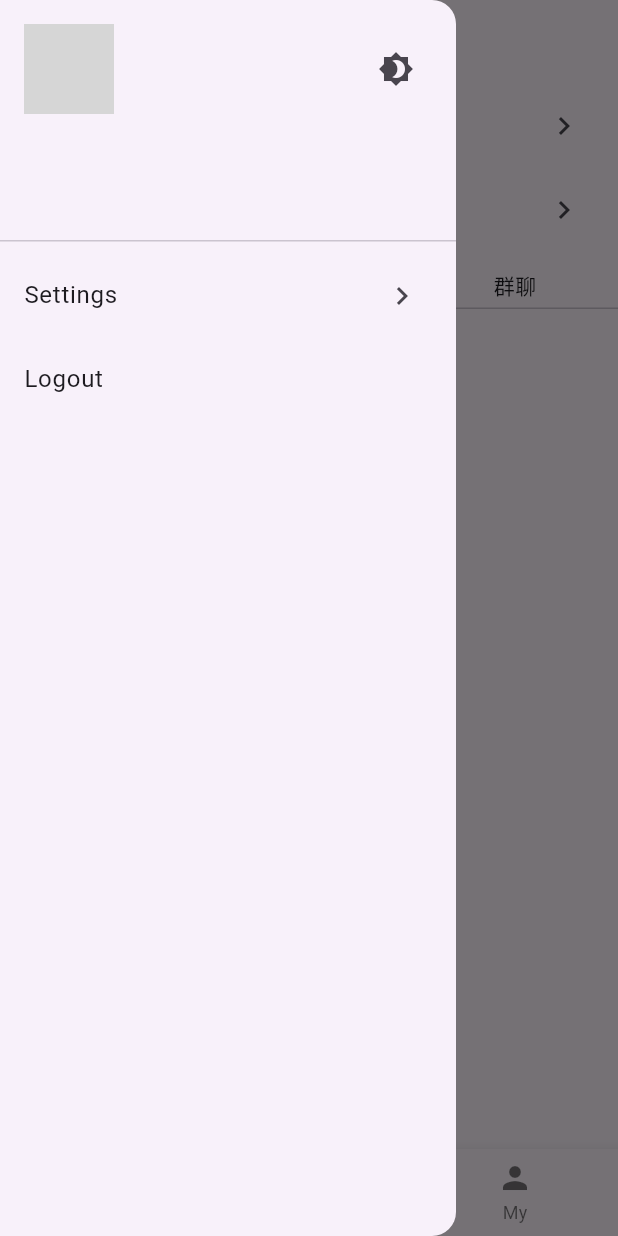
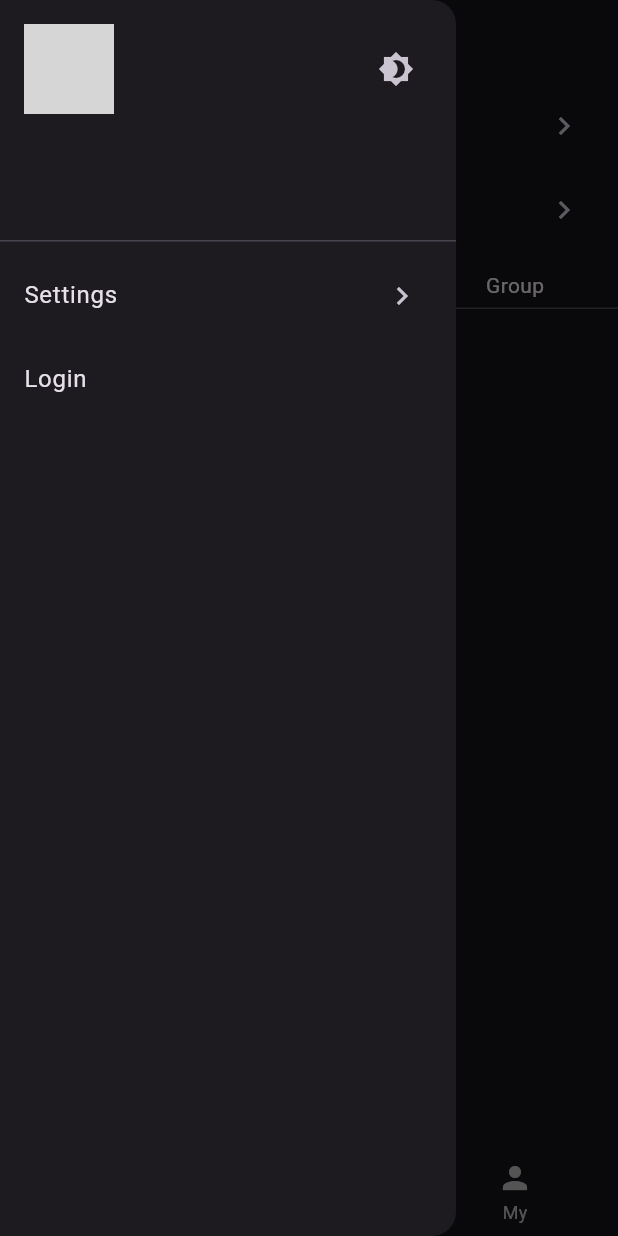
Before and after one commit to qianshipoi/QianShiChat.Client.Flutter, a Flutter app: the HomePage screen opened directly, item 2 of the bottom bar chosen, in the side drawer, after a tap on the "brightness 4" icon, on a phone screen of 412 x 824 dp. Run offline on Flutter 3.47's test engine with Material 2 defaults, Android fonts, the phone set to English and light mode, and no system bars; our stand-ins replace connectivity_plus, dio, get, logger, photo_view, shared_preferences and 1 more; missing offline and left inert: signalr_netcore; accounts and stored records are empty; network calls fail; grey boxes are pictures that could not be loaded.

Commit message:
style: clean code

```diff
--- a/lib/constants.dart
+++ b/lib/constants.dart
@@ -12,3 +12,13 @@ class ApiContants {
   static String clientType = "flutter_${Platform.operatingSystem}";
   static const accessTokenHeaderKey = "x-access-token";
 }
+
+class RouterContants {
+  static const settings = "/settings";
+  static const login = "/login";
+  static const register = "/register";
+  static const chat = "/chat";
+  static const userProfile = "/user_profile";
+  static const newFriend = "/new_friend";
+  static const groupNotice = "/group_notice";
+}
--- a/lib/locale/globalization.dart
+++ b/lib/locale/globalization.dart
@@ -1,4 +1,24 @@
 class Globalization {
+  static const String settings = "settings";
+  static const String message = "message";
+  static const String my = "my";
+  static const String contacts = "contacts";
+
+  static const String logout = "logout";
+
+  static const String userProfile = "userProfile";
+  static const String sendMessage = "sendMessage";
+  static const String addFriend = "addFriend";
+  static const String newFriend = "newFriend";
+  static const String groupNotice = "groupNotice";
+
+  static const String firend = "firend";
+  static const String grouping = "grouping";
+  static const String group = "group";
+
+  static const String online = "online";
+  static const String offline = "offline";
+
   static const String language = "language";
   static const String english = "english";
   static const String otherAccountLogin = "otherAccountLogin";
@@ -10,14 +30,19 @@ class Globalization {
   static const String noAccount = "noAccount";
   static const String clickToRegister = "clickToRegister";
 
+  static const String useDarkTheme = "useDarkTheme";
+  static const String useSystemTheme = "useSystemTheme";
+
   static const String accountCanNotBeEmpty = "accountCanNotBeEmpty";
   static const String accountIsTooShort = "accountIsTooShort";
   static const String passwordCanNotBeEmpty = "passwordCanNotBeEmpty";
 
   static const String actionCancel = "actionCancel";
+  static const String actionDownload = "actionDownload";
 
   static const String error = "error";
   static const String errorNetwork = "errorNetwork";
   static const String errorAccountNoExistsOrIncorrectPassword =
       "errorAccountNoExistsOrIncorrectPassword";
+  static const String errorUserNotExists = "errorUserNotExists";
 }
--- a/lib/locale/locale_message.dart
+++ b/lib/locale/locale_message.dart
@@ -23,6 +23,23 @@ class LocaleMessage extends Translations {
           Globalization.passwordCanNotBeEmpty: "password can not be empty",
           Globalization.actionCancel: "cancel",
           Globalization.error: "Error",
+          Globalization.useDarkTheme: "use dark theme",
+          Globalization.useSystemTheme: "use system theme",
+          Globalization.settings: "Settings",
+          Globalization.message: "Message",
+          Globalization.logout: "Logout",
+          Globalization.my: "My",
+          Globalization.contacts: "Contacts",
+          Globalization.actionDownload: "Download",
+          Globalization.errorUserNotExists: "User not exists",
+          Globalization.userProfile: "User Profile",
+          Globalization.sendMessage: "Send Message",
+          Globalization.addFriend: "Add Friend",
+          Globalization.newFriend: "New Friend",
+          Globalization.groupNotice: "Group Notice",
+          Globalization.firend: "Friend",
+          Globalization.grouping: "Grouping",
+          Globalization.group: "Group",
         },
         "zh_CN": {
           Globalization.language: "语言",
@@ -42,6 +59,23 @@ class LocaleMessage extends Translations {
           Globalization.passwordCanNotBeEmpty: "密码不能为空",
           Globalization.actionCancel: "取消",
           Globalization.error: "错误",
+          Globalization.useDarkTheme: "使用暗黑主题",
+          Globalization.useSystemTheme: "使用系统主题",
+          Globalization.settings: "设置",
+          Globalization.message: "消息",
+          Globalization.logout: "登出",
+          Globalization.my: "我的",
+          Globalization.contacts: "联系人",
+          Globalization.actionDownload: "下载",
+          Globalization.errorUserNotExists: "用户不存在",
+          Globalization.userProfile: "用户资料",
+          Globalization.sendMessage: "发消息",
+          Globalization.addFriend: "添加好友",
+          Globalization.newFriend: "新朋友",
+          Globalization.groupNotice: "群通知",
+          Globalization.firend: "好友",
+          Globalization.grouping: "分组",
+          Globalization.group: "群聊",
         },
       };
 }
--- a/lib/pages/contacts/friends_page.dart
+++ b/lib/pages/contacts/friends_page.dart
@@ -1,5 +1,6 @@
 import 'package:flutter/material.dart';
 import 'package:get/get.dart';
+import 'package:qianshi_chat/constants.dart';
 import 'package:qianshi_chat/models/userinfo.dart';
 import 'package:qianshi_chat/stores/friends_controller.dart';
 import 'package:qianshi_chat/stores/rooms_controller.dart';
@@ -36,7 +37,8 @@ class _FriendsPageState extends State<FriendsPage> {
             subtitle: _buildOnlineStatus(users[index]),
             trailing: const Icon(Icons.keyboard_arrow_right),
             onTap: () {
-              Get.toNamed('/user_profile', arguments: users[index].id);
+              Get.toNamed(RouterContants.userProfile,
+                  arguments: users[index].id);
             },
           );
         });
--- a/lib/pages/file_download_page.dart
+++ b/lib/pages/file_download_page.dart
@@ -1,5 +1,6 @@
 import 'package:flutter/material.dart';
 import 'package:get/get.dart';
+import 'package:qianshi_chat/locale/globalization.dart';
 import 'package:qianshi_chat/models/attachment.dart';
 
 class FileDownloadPage extends StatefulWidget {
@@ -24,7 +25,7 @@ class _FileDownloadPageState extends State<FileDownloadPage> {
           ElevatedButton.icon(
               onPressed: () {},
               icon: const Icon(Icons.download),
-              label: const Text("Download")),
+              label: Text(Globalization.actionDownload.tr)),
         ]),
       ),
     );
--- a/lib/pages/home/contacts_page.dart
+++ b/lib/pages/home/contacts_page.dart
@@ -1,5 +1,7 @@
 import 'package:flutter/material.dart';
 import 'package:get/get.dart';
+import 'package:qianshi_chat/constants.dart';
+import 'package:qianshi_chat/locale/globalization.dart';
 import 'package:qianshi_chat/pages/contacts/friend_grouping_page.dart';
 import 'package:qianshi_chat/pages/contacts/friends_page.dart';
 import 'package:qianshi_chat/pages/contacts/groups_page.dart';
@@ -19,10 +21,7 @@ class _ContactsPageState extends State<ContactsPage>
   @override
   void initState() {
     super.initState();
-    _tabController = TabController(
-        vsync: this, // 动画效果的异步处理
-        length: 3 // tab 个数
-        );
+    _tabController = TabController(vsync: this, length: 3);
   }
 
   @override
@@ -41,17 +40,17 @@ class _ContactsPageState extends State<ContactsPage>
                 child: ListView(
                   children: [
                     ListTile(
-                      title: const Text('新朋友'),
+                      title: Text(Globalization.newFriend.tr),
                       trailing: const Icon(Icons.chevron_right),
                       onTap: () {
-                        Get.toNamed('/new_friend');
+                        Get.toNamed(RouterContants.newFriend);
                       },
                     ),
                     ListTile(
-                      title: const Text("群通知"),
+                      title: Text(Globalization.groupNotice.tr),
                       trailing: const Icon(Icons.chevron_right),
                       onTap: () {
-                        Get.toNamed('/group_notice');
+                        Get.toNamed(RouterContants.groupNotice);
                       },
                     )
                   ],
@@ -65,19 +64,8 @@ class _ContactsPageState extends State<ContactsPage>
       child: NestedScrollView(
         headerSliverBuilder: (BuildContext context, bool innerBoxIsScrolled) {
           return <Widget>[
-            //写类似于SliverAppBar中的title部分。可以自定义图标，标题，内容
             _buildHeader(),
             _buildTabsBar(),
-            // SliverGrid(
-            //   gridDelegate: const SliverGridDelegateWithFixedCrossAxisCount(
-            //       crossAxisCount: 3, crossAxisSpacing: 5, mainAxisSpacing: 3),
-            //   delegate:
-            //       SliverChildBuilderDelegate((BuildContext context, int index) {
-            //     return Container(
-            //       color: Colors.primaries[index % Colors.primaries.length],
-            //     );
-            //   }, childCount: 20),
-            // )
           ];
         },
         body: TabBarView(
@@ -106,19 +94,19 @@ class _ContactsPageState extends State<ContactsPage>
                   tabs: <Widget>[
                     Tab(
                       child: Text(
-                        '好友',
+                        Globalization.firend.tr,
                         style: Theme.of(context).textTheme.bodyMedium,
                       ),
                     ),
                     Tab(
                       child: Text(
-                        '分组',
+                        Globalization.grouping.tr,
                         style: Theme.of(context).textTheme.bodyMedium,
                       ),
                     ),
                     Tab(
                       child: Text(
-                        '群聊',
+                        Globalization.group.tr,
                         style: Theme.of(context).textTheme.bodyMedium,
                       ),
                     ),
--- a/lib/pages/home/found_page.dart
+++ b/lib/pages/home/found_page.dart
@@ -34,7 +34,6 @@ class _FoundPageState extends State<FoundPage>
       child: NestedScrollView(
         headerSliverBuilder: (BuildContext context, bool innerBoxIsScrolled) {
           return <Widget>[
-            //写类似于SliverAppBar中的title部分。可以自定义图标，标题，内容
             SliverPersistentHeader(
                 delegate: CommonSliverHeaderDelegate(
                     islucency: true,
@@ -58,7 +57,7 @@ class _FoundPageState extends State<FoundPage>
                               child: const Icon(Icons.add),
                             ),
                           ],
-                        )))), //tabbar悬停
+                        )))),
             SliverPersistentHeader(
                 floating: true,
                 pinned: true,
--- a/lib/pages/home_page.dart
+++ b/lib/pages/home_page.dart
@@ -1,8 +1,9 @@
 import 'dart:ui' as ui;
 
 import 'package:flutter/material.dart';
-import 'package:flutter/rendering.dart';
 import 'package:get/get.dart';
+import 'package:qianshi_chat/constants.dart';
+import 'package:qianshi_chat/locale/globalization.dart';
 import 'package:qianshi_chat/main.dart';
 import 'package:qianshi_chat/pages/home/contacts_page.dart';
 import 'package:qianshi_chat/pages/home/message_page.dart';
@@ -13,6 +14,7 @@ import 'package:qianshi_chat/stores/groups_controller.dart';
 import 'package:qianshi_chat/stores/index_controller.dart';
 import 'package:qianshi_chat/stores/rooms_controller.dart';
 import 'package:qianshi_chat/stores/users_controller.dart';
+import 'package:qianshi_chat/utils/capture_util.dart';
 import 'package:qianshi_chat/utils/circle_image_painter.dart';
 
 class HomePage extends StatefulWidget {
@@ -24,11 +26,14 @@ class HomePage extends StatefulWidget {
 
 class _HomePageState extends State<HomePage>
     with SingleTickerProviderStateMixin {
-  List pages = [const MessagePage(), const ContactsPage(), const MyPage()];
+  final pages = [const MessagePage(), const ContactsPage(), const MyPage()];
   List<BottomNavigationBarItem> bottomItems = [
-    const BottomNavigationBarItem(icon: Icon(Icons.message), label: 'Messages'),
-    const BottomNavigationBarItem(icon: Icon(Icons.people), label: 'Friends'),
-    const BottomNavigationBarItem(icon: Icon(Icons.person), label: 'My'),
+    BottomNavigationBarItem(
+        icon: const Icon(Icons.message), label: Globalization.message.tr),
+    BottomNavigationBarItem(
+        icon: const Icon(Icons.people), label: Globalization.contacts.tr),
+    BottomNavigationBarItem(
+        icon: const Icon(Icons.person), label: Globalization.my.tr),
   ];
   int _currentPage = 0;
   final _boundaryKey = GlobalKey();
@@ -67,39 +72,30 @@ class _HomePageState extends State<HomePage>
   }
 
   Future<void> _captureWidget() async {
-    final boundary = _boundaryKey.currentContext?.findRenderObject();
-    if (boundary?.debugNeedsPaint ?? true) {
-      await Future.delayed(const Duration(milliseconds: 20));
-      return await _captureWidget();
+    var image = await CaptureUtil.captureWidget(
+        _boundaryKey, MediaQuery.of(context).devicePixelRatio);
+    if (image == null) {
+      return;
     }
-
-    if (boundary != null && boundary is RenderRepaintBoundary) {
-      final RenderBox renderBox =
-          _keyGreen.currentContext?.findRenderObject() as RenderBox;
-      final sizeGreen = renderBox.size;
-
-      //获取当前屏幕位置
-      final positionGreen = renderBox.localToGlobal(Offset.zero);
-      _startOffset = Offset(positionGreen.dx + sizeGreen.width / 2,
-          positionGreen.dy + sizeGreen.height / 2);
-
-      final image = await boundary.toImage(
-          pixelRatio: MediaQuery.of(context).devicePixelRatio);
-      setState(() {
-        _image = image;
-      });
-      Future.delayed(const Duration(seconds: 0), () {
-        _controller.forward();
-      });
-    }
+    _startOffset = CaptureUtil.getWidgetOffset(_keyGreen);
+    setState(() {
+      _image = image;
+    });
+    Future.delayed(Duration.zero, () {
+      _controller.forward();
+    });
   }
 
   Future<void> _switchTheme() async {
     await _captureWidget();
-    // Get.changeTheme(Get.isDarkMode ? ThemeData.light() : ThemeData.dark());
-
     if (_indexController.useSystemTheme.value) {
+      var isDarkTheme = Get.isDarkMode;
       _indexController.useSystemTheme.value = false;
+      if (isDarkTheme) {
+        _indexController.useDarkTheme.value = false;
+      } else {
+        _indexController.useDarkTheme.value = true;
+      }
     } else {
       _indexController.useDarkTheme.value =
           !_indexController.useDarkTheme.value;
@@ -124,13 +120,13 @@ class _HomePageState extends State<HomePage>
                   _buildDrawerHeader(),
                   ListTile(
                     onTap: () {
-                      Get.toNamed('/settings');
+                      Get.toNamed(RouterContants.settings);
                     },
-                    title: const Text('Settings'),
+                    title: Text(Globalization.settings.tr),
                     trailing: const Icon(Icons.keyboard_arrow_right),
                   ),
-                  const ListTile(
-                    title: Text("Logout"),
+                  ListTile(
+                    title: Text(Globalization.login.tr),
                     onTap: logout,
                   )
                 ],
@@ -163,7 +159,7 @@ class _HomePageState extends State<HomePage>
               child: GetX<CurrentUserController>(
                 builder: (controller) => GestureDetector(
                   onTap: () {
-                    Get.toNamed('/user_profile',
+                    Get.toNamed(RouterContants.userProfile,
                         arguments: controller.current.value!.id);
                   },
                   child: Image.network(
--- a/lib/stores/index_controller.dart
+++ b/lib/stores/index_controller.dart
@@ -83,6 +83,7 @@ class IndexController extends GetxController {
       if (useSystemTheme.value) {
         useSystemTheme.value = false;
       } else {
+        if (Get.isDarkMode == isDark) return;
         Get.changeThemeMode(isDark ? ThemeMode.dark : ThemeMode.light);
       }
     });
--- /dev/null
+++ b/lib/utils/capture_util.dart
@@ -0,0 +1,29 @@
+import 'dart:ui' as ui;
+
+import 'package:flutter/material.dart';
+import 'package:flutter/rendering.dart';
+
+class CaptureUtil {
+  static Future<ui.Image?> captureWidget(
+      GlobalKey boundaryKey, double devicePixelRatio) async {
+    final boundary = boundaryKey.currentContext?.findRenderObject();
+    if (boundary?.debugNeedsPaint ?? true) {
+      await Future.delayed(const Duration(milliseconds: 20));
+      return await captureWidget(boundaryKey, devicePixelRatio);
+    }
+
+    if (boundary != null && boundary is RenderRepaintBoundary) {
+      return await boundary.toImage(pixelRatio: devicePixelRatio);
+    } else {
+      return null;
+    }
+  }
+
+  static Offset getWidgetOffset(GlobalKey key) {
+    final RenderBox renderBox =
+        key.currentContext?.findRenderObject() as RenderBox;
+    final size = renderBox.size;
+    final position = renderBox.localToGlobal(Offset.zero);
+    return Offset(position.dx + size.width / 2, position.dy + size.height / 2);
+  }
+}
```
Also changed, not shown: lib/main.dart (+7 -7 lines), lib/pages/chat_page.dart (+6 -20 lines), lib/pages/home/message_page.dart (+8 -29 lines), lib/pages/home/my_page.dart (+5 -3 lines), lib/pages/settings_page.dart (+43 -30 lines), lib/pages/user_profile_page.dart (+10 -8 lines), lib/utils/common_util.dart (added, +42 -0 lines).
